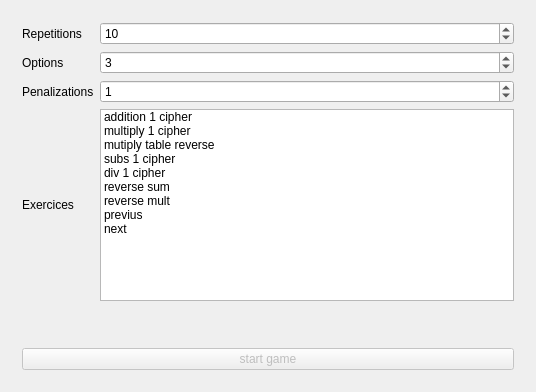
The window that math_practice.ui (jleahred/kids-math-practice) describes before a commit, drawn with Qt 5.
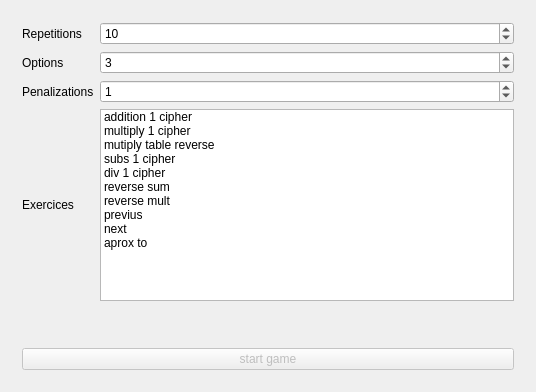
The same window after the commit. Custom widgets are drawn as their Qt base class.

Diff of the .ui file:
```diff
--- a/math_practice.ui
+++ b/math_practice.ui
@@ -189,6 +189,14 @@
             <enum>Unchecked</enum>
            </property>
           </item>
+          <item>
+           <property name="text">
+            <string>aprox to</string>
+           </property>
+           <property name="checkState">
+            <enum>Unchecked</enum>
+           </property>
+          </item>
          </widget>
         </item>
        </layout>
```
